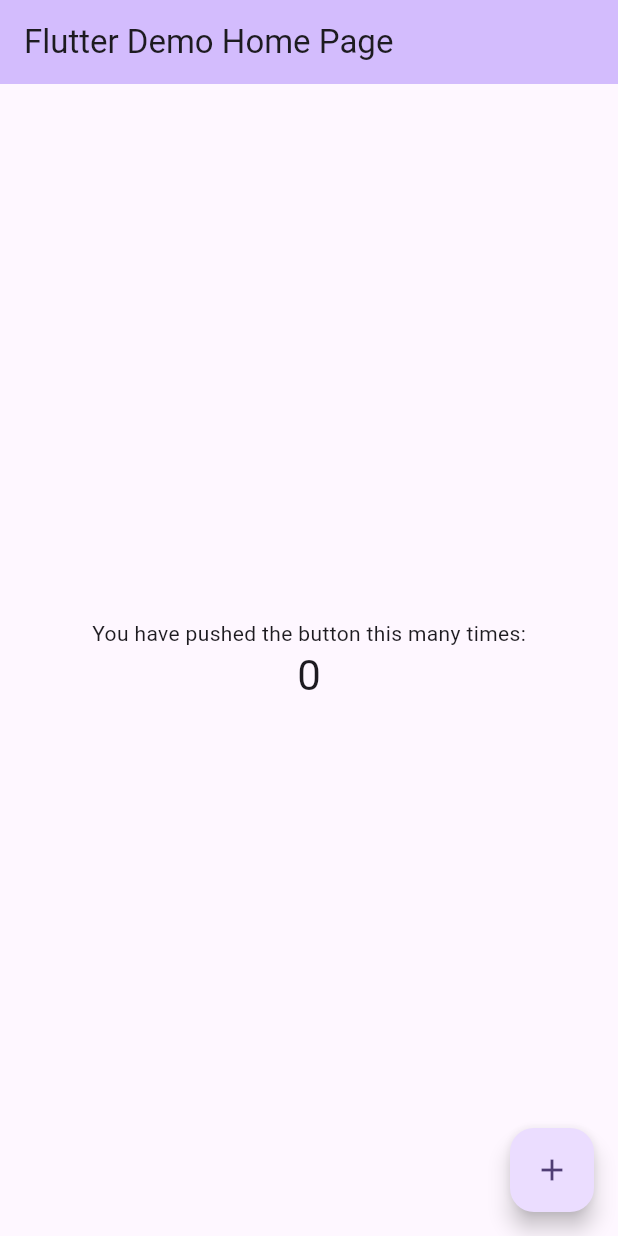
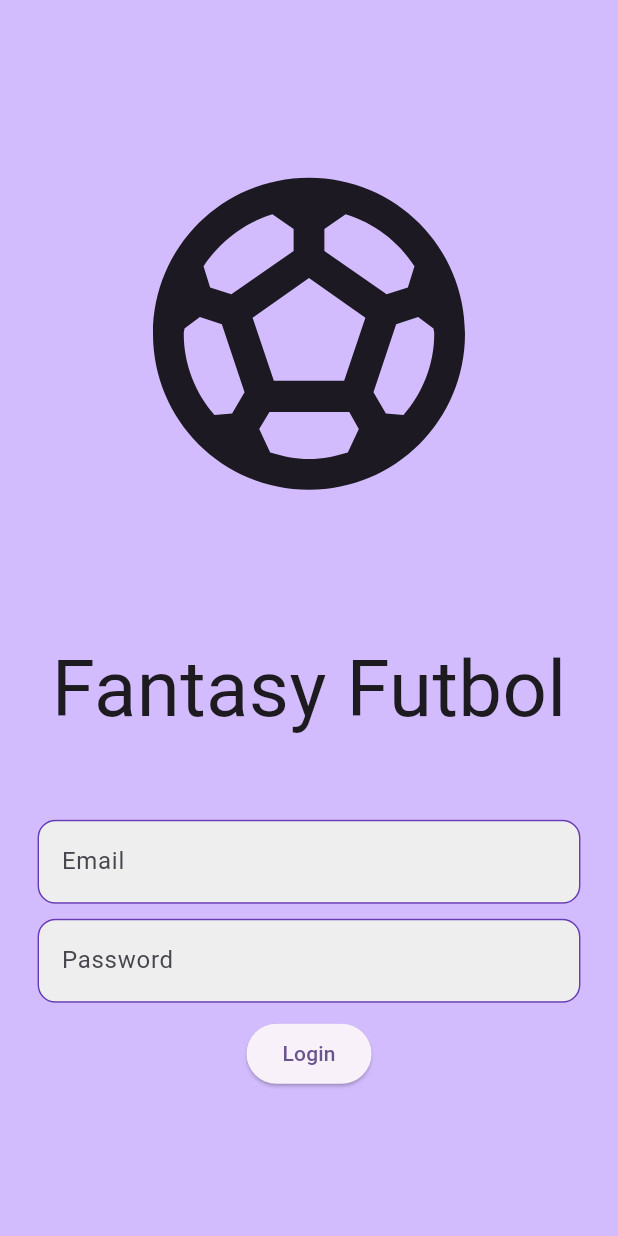
Before and after one commit to bryanoli/Fantasy_Futbol, a Flutter app: the screen it shows after launch, on a phone screen of 412 x 824 dp. Run offline on Flutter 3.47's test engine with Material 3 defaults, Android fonts, the light colour scheme and no system bars; our stand-ins replace firebase_auth, firebase_core, google_fonts; accounts and stored records are empty.

Commit message:
Configure flutterfire cli and implemented firebase auth for sign in

```diff
--- a/fantasy_futbol/lib/main.dart
+++ b/fantasy_futbol/lib/main.dart
@@ -1,6 +1,14 @@
+import 'package:fantasy_futbol/pages/main_page.dart';
+import 'package:fantasy_futbol/pages/signin.dart';
 import 'package:flutter/material.dart';
+import 'package:firebase_core/firebase_core.dart';
+import 'firebase_options.dart';
 
-void main() {
+void main() async {
+  WidgetsFlutterBinding.ensureInitialized();
+  await Firebase.initializeApp(
+    options: DefaultFirebaseOptions.currentPlatform,
+  );
   runApp(const MyApp());
 }
 
@@ -13,113 +21,10 @@
     return MaterialApp(
       title: 'Flutter Demo',
       theme: ThemeData(
-        // This is the theme of your application.
-        //
-        // TRY THIS: Try running your application with "flutter run". You'll see
-        // the application has a purple toolbar. Then, without quitting the app,
-        // try changing the seedColor in the colorScheme below to Colors.green
-        // and then invoke "hot reload" (save your changes or press the "hot
-        // reload" button in a Flutter-supported IDE, or press "r" if you used
-        // the command line to start the app).
-        //
-        // Notice that the counter didn't reset back to zero; the application
-        // state is not lost during the reload. To reset the state, use hot
-        // restart instead.
-        //
-        // This works for code too, not just values: Most code changes can be
-        // tested with just a hot reload.
         colorScheme: ColorScheme.fromSeed(seedColor: Colors.deepPurple),
         useMaterial3: true,
       ),
-      home: const MyHomePage(title: 'Flutter Demo Home Page'),
+      home: MainPage(),
     );
   }
 }
-
-class MyHomePage extends StatefulWidget {
-  const MyHomePage({super.key, required this.title});
-
-  // This widget is the home page of your application. It is stateful, meaning
-  // that it has a State object (defined below) that contains fields that affect
-  // how it looks.
-
-  // This class is the configuration for the state. It holds the values (in this
-  // case the title) provided by the parent (in this case the App widget) and
-  // used by the build method of the State. Fields in a Widget subclass are
-  // always marked "final".
-
-  final String title;
-
-  @override
-  State<MyHomePage> createState() => _MyHomePageState();
-}
-
-class _MyHomePageState extends State<MyHomePage> {
-  int _counter = 0;
-
-  void _incrementCounter() {
-    setState(() {
-      // This call to setState tells the Flutter framework that something has
-      // changed in this State, which causes it to rerun the build method below
-      // so that the display can reflect the updated values. If we changed
-      // _counter without calling setState(), then the build method would not be
-      // called again, and so nothing would appear to happen.
-      _counter++;
-    });
-  }
-
-  @override
-  Widget build(BuildContext context) {
-    // This method is rerun every time setState is called, for instance as done
-    // by the _incrementCounter method above.
-    //
-    // The Flutter framework has been optimized to make rerunning build methods
-    // fast, so that you can just rebuild anything that needs updating rather
-    // than having to individually change instances of widgets.
-    return Scaffold(
-      appBar: AppBar(
-        // TRY THIS: Try changing the color here to a specific color (to
-        // Colors.amber, perhaps?) and trigger a hot reload to see the AppBar
-        // change color while the other colors stay the same.
-        backgroundColor: Theme.of(context).colorScheme.inversePrimary,
-        // Here we take the value from the MyHomePage object that was created by
-        // the App.build method, and use it to set our appbar title.
-        title: Text(widget.title),
-      ),
-      body: Center(
-        // Center is a layout widget. It takes a single child and positions it
-        // in the middle of the parent.
-        child: Column(
-          // Column is also a layout widget. It takes a list of children and
-          // arranges them vertically. By default, it sizes itself to fit its
-          // children horizontally, and tries to be as tall as its parent.
-          //
-          // Column has various properties to control how it sizes itself and
-          // how it positions its children. Here we use mainAxisAlignment to
-          // center the children vertically; the main axis here is the vertical
-          // axis because Columns are vertical (the cross axis would be
-          // horizontal).
-          //
-          // TRY THIS: Invoke "debug painting" (choose the "Toggle Debug Paint"
-          // action in the IDE, or press "p" in the console), to see the
-          // wireframe for each widget.
-          mainAxisAlignment: MainAxisAlignment.center,
-          children: <Widget>[
-            const Text(
-              'You have pushed the button this many times:',
-            ),
-            Text(
-              '$_counter',
-              style: Theme.of(context).textTheme.headlineMedium,
-            ),
-          ],
-        ),
-      ),
-      floatingActionButton: FloatingActionButton(
-        onPressed: _incrementCounter,
-        tooltip: 'Increment',
-        child: const Icon(Icons.add),
-      ), // This trailing comma makes auto-formatting nicer for build methods.
-    );
-  }
-}
--- /dev/null
+++ b/fantasy_futbol/lib/pages/main_page.dart
@@ -0,0 +1,28 @@
+import 'package:fantasy_futbol/pages/signin.dart';
+import 'package:firebase_auth/firebase_auth.dart';
+import 'package:firebase_core/firebase_core.dart';
+import 'package:flutter/material.dart';
+import 'home.dart';
+
+
+class MainPage extends StatelessWidget{
+  const MainPage({Key?key}): super(key:key);
+
+  @override
+  Widget build(BuildContext context) {
+    return Scaffold(
+      body: StreamBuilder<User?>(
+        stream: FirebaseAuth.instance.authStateChanges(),
+        builder: (context, snapshot){
+          if(snapshot.hasData){
+            return HomePage();
+          } else {
+            return SigninPage();
+          }
+        },
+      )
+    );
+  }
+
+
+}
--- /dev/null
+++ b/fantasy_futbol/lib/pages/signin.dart
@@ -0,0 +1,118 @@
+import 'package:flutter/material.dart';
+import 'package:firebase_core/firebase_core.dart';
+import 'package:google_fonts/google_fonts.dart';
+import 'package:firebase_auth/firebase_auth.dart';
+
+class SigninPage extends StatefulWidget {
+  const SigninPage({Key?key}): super(key:key);
+
+  // This widget is the home page of your application. It is stateful, meaning
+  // that it has a State object (defined below) that contains fields that affect
+  // how it looks.
+
+  // This class is the configuration for the state. It holds the values (in this
+  // case the title) provided by the parent (in this case the App widget) and
+  // used by the build method of the State. Fields in a Widget subclass are
+  // always marked "final".
+
+
+
+  @override
+  State<SigninPage> createState() => _SigninPageState();
+}
+
+class _SigninPageState extends State<SigninPage> {
+  final emailController = TextEditingController();
+  final passwordController = TextEditingController();
+
+  Future signIn() async{
+    await FirebaseAuth.instance.signInWithEmailAndPassword(
+      email: emailController.text.trim(),
+      password: passwordController.text.trim());
+  }
+
+  @override
+  void dispose(){
+    emailController.dispose();
+    passwordController.dispose();
+    super.dispose();
+  }
+
+  @override
+  Widget build(BuildContext context) {
+
+    return Scaffold(
+
+
+      backgroundColor: Theme.of(context).colorScheme.inversePrimary,
+
+      body:  SafeArea(
+        child:Center(
+        child: Column(
+          mainAxisAlignment: MainAxisAlignment.center,
+          crossAxisAlignment: CrossAxisAlignment.center,
+          children: [
+            const Icon(
+              Icons.sports_soccer_sharp,
+              size: 250,
+            ),
+            SizedBox(height:75),
+
+
+          Text('Fantasy Futbol',
+            style: GoogleFonts.bonaNova(
+              fontSize: 52,
+            ),
+          ),
+          SizedBox(height: 50),
+
+          Padding(padding: const EdgeInsets.symmetric(horizontal:25.0),
+          child: TextField(
+            decoration: InputDecoration(
+              enabledBorder: OutlineInputBorder(
+                borderSide: BorderSide(color:Colors.deepPurple),
+                borderRadius: BorderRadius.circular(12),
+                ),
+                hintText: 'Email',
+                fillColor: Colors.grey[200],
+                filled: true,
+            ),
+          ),
+
+          ),
+        SizedBox(height:10),
+
+        Padding(padding: const EdgeInsets.symmetric(horizontal:25.0),
+          child: TextField(
+            decoration: InputDecoration(
+              enabledBorder: OutlineInputBorder(
+                borderSide: BorderSide(color:Colors.deepPurple),
+                borderRadius: BorderRadius.circular(12),
+                ),
+                hintText: 'Password',
+                fillColor: Colors.grey[200],
+                filled: true,
+            ),
+          ),
+
+          ),
+          SizedBox(height:10),
+
+          ElevatedButton(
+            onPressed: (){
+              if(emailController.text.isNotEmpty && passwordController.text.length > 6){
+                signIn();
+              } else {
+                debugPrint('Log: Email is empty or password is invalid');
+              }
+            },
+            child: const Text('Login'))
+
+          ],
+          ),
+        )
+      ),
+
+    );
+  }
+}
--- a/fantasy_futbol/pubspec.yaml
+++ b/fantasy_futbol/pubspec.yaml
@@ -35,6 +35,9 @@ dependencies:
   # The following adds the Cupertino Icons font to your application.
   # Use with the CupertinoIcons class for iOS style icons.
   cupertino_icons: ^1.0.2
+  firebase_core: ^2.15.0
+  google_fonts: ^5.1.0
+  firebase_auth: ^4.7.2
 
 dev_dependencies:
   flutter_test:
```
Also changed, not shown: fantasy_futbol/lib/pages/home.dart (added, +36 -0 lines), fantasy_futbol/lib/firebase_options.dart (added), fantasy_futbol/lib/pages/register.dart (added), fantasy_futbol/pubspec.lock, 8 other files.
